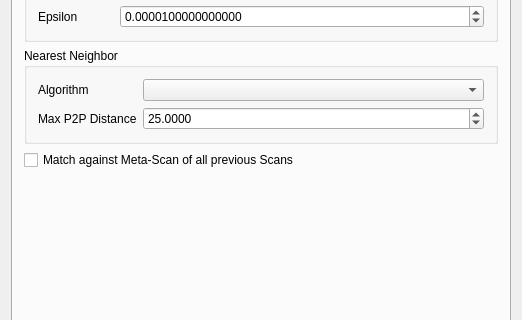
Before: the Qt Designer form src/grabe_mapping/src/rqt_plugin/gui_plugin.ui in JannikGrabe/grabe_mapping, drawn with Qt 5; both pictures show x 0 to 522 and y 131 to 451 of the 522 by 565 pixel window.
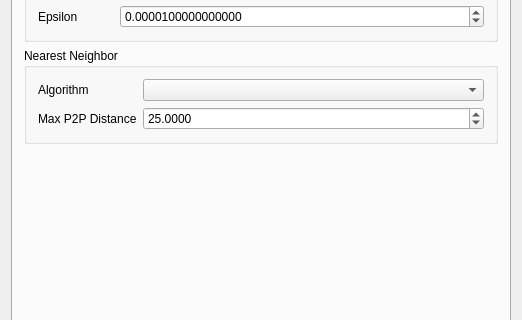
After: the same form once the commit is applied. The open tabs and pages were chosen to show the change.

What changed in the file:
```diff
--- a/src/grabe_mapping/src/rqt_plugin/gui_plugin.ui
+++ b/src/grabe_mapping/src/rqt_plugin/gui_plugin.ui
@@ -472,7 +472,7 @@
             </property>
             <layout class="QGridLayout" name="gridLayout">
              <item row="0" column="0">
-              <widget class="QCheckBox" name="checkBox">
+              <widget class="QCheckBox" name="cb_metascan">
                <property name="text">
                 <string>match against a meta scan of all previously matched scans</string>
                </property>
@@ -630,13 +630,6 @@
             </layout>
            </widget>
           </item>
-          <item>
-           <widget class="QCheckBox" name="cb_metascan">
-            <property name="text">
-             <string>Match against Meta-Scan of all previous Scans</string>
-            </property>
-           </widget>
-          </item>
           <item>
            <spacer name="vs3">
             <property name="orientation">
```
Left out of the diff: 2 changed lines with no effect on the pictures.
